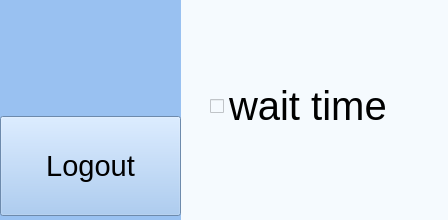
First picture: the form in RobotSystemHub/UserGui/user.ui, repository addinedu-ros-6th/ros-repo-5, before the edit.
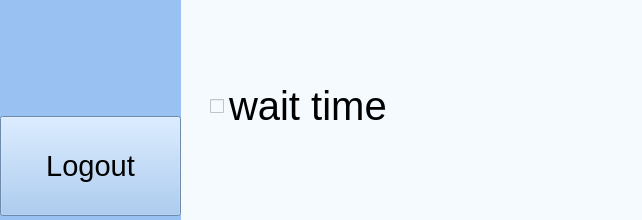
Second picture: the form after the edit. Icons and pictures are not drawn.

What changed in the file:
```diff
--- a/RobotSystemHub/UserGui/user.ui
+++ b/RobotSystemHub/UserGui/user.ui
@@ -6,7 +6,7 @@
    <rect>
     <x>0</x>
     <y>0</y>
-    <width>448</width>
+    <width>642</width>
     <height>220</height>
    </rect>
   </property>
@@ -148,7 +148,7 @@
      <rect>
       <x>210</x>
       <y>80</y>
-      <width>188</width>
+      <width>411</width>
       <height>52</height>
      </rect>
     </property>
```
